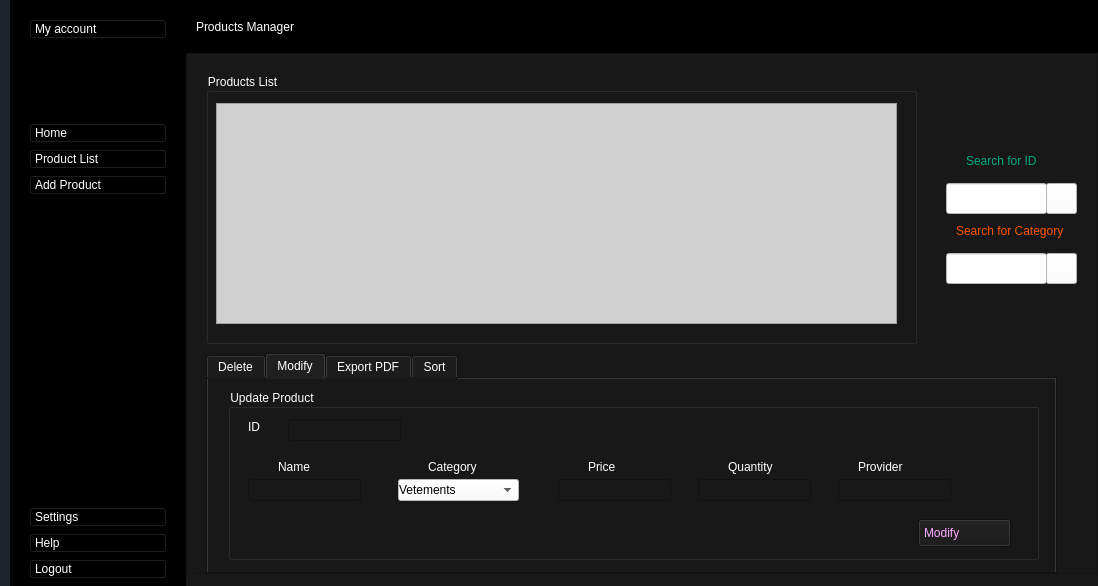
Above: mainwindow.ui from ons27/smart_printing_2A13 before the change. Below: the same form after it.
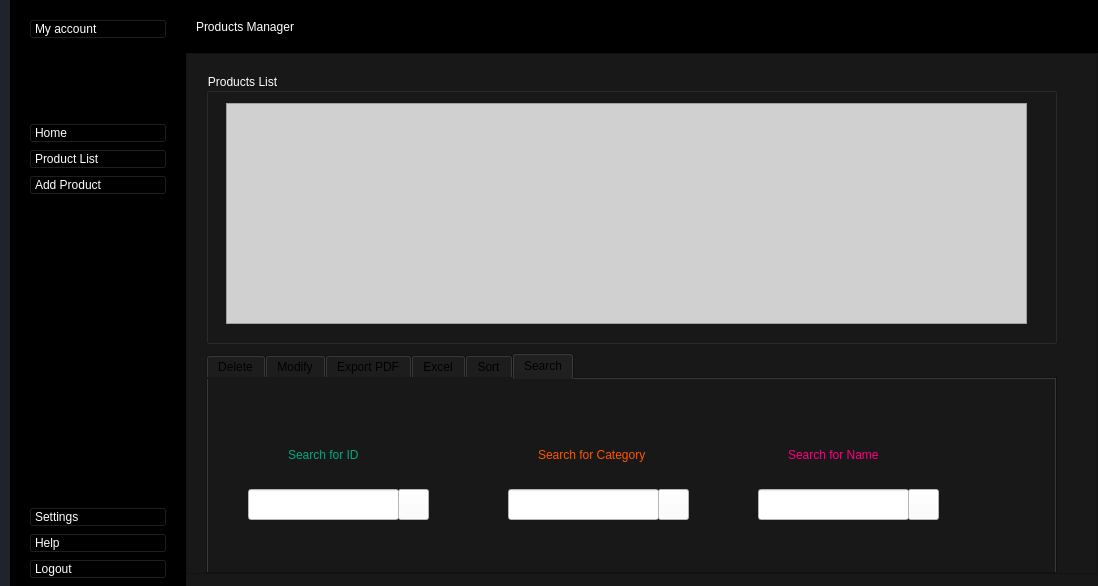
That is the form after the change. The open tabs and pages were chosen to show the change. Icons and pictures are not drawn. Custom widgets are drawn as their Qt base class.

```diff
--- a/mainwindow.ui
+++ b/mainwindow.ui
@@ -904,7 +904,7 @@
          <rect>
           <x>20</x>
           <y>20</y>
-          <width>711</width>
+          <width>851</width>
           <height>271</height>
          </rect>
         </property>
@@ -917,9 +917,9 @@
         <widget class="QTableView" name="table">
          <property name="geometry">
           <rect>
-           <x>10</x>
+           <x>20</x>
            <y>30</y>
-           <width>681</width>
+           <width>801</width>
            <height>221</height>
           </rect>
          </property>
@@ -932,20 +932,6 @@
          </property>
         </widget>
        </widget>
-       <widget class="QLineEdit" name="recherche2">
-        <property name="geometry">
-         <rect>
-          <x>760</x>
-          <y>200</y>
-          <width>101</width>
-          <height>31</height>
-         </rect>
-        </property>
-        <property name="styleSheet">
-         <string notr="true">background-color: rgb(255, 255, 255);
-color: rgb(0, 0, 0);</string>
-        </property>
-       </widget>
        <widget class="QTabWidget" name="tabWidget">
         <property name="geometry">
          <rect>
@@ -955,8 +941,11 @@
           <height>221</height>
          </rect>
         </property>
+        <property name="styleSheet">
+         <string notr="true">color: rgb(0, 0, 0);</string>
+        </property>
         <property name="currentIndex">
-         <number>1</number>
+         <number>5</number>
         </property>
         <widget class="QWidget" name="tab_3">
          <attribute name="title">
@@ -1036,6 +1025,7 @@
           </property>
           <property name="styleSheet">
            <string notr="true">font: 75 8pt &quot;MS Shell Dlg 2&quot;;
+color: rgb(255, 255, 255);
 font: 75 10pt &quot;MS Shell Dlg 2&quot;;</string>
           </property>
           <property name="title">
@@ -1259,6 +1249,40 @@
           </property>
          </widget>
         </widget>
+        <widget class="QWidget" name="tab_2">
+         <attribute name="title">
+          <string>Excel</string>
+         </attribute>
+         <widget class="QPushButton" name="Excel">
+          <property name="geometry">
+           <rect>
+            <x>330</x>
+            <y>60</y>
+            <width>121</width>
+            <height>51</height>
+           </rect>
+          </property>
+          <property name="toolTip">
+           <string>Pdf</string>
+          </property>
+          <property name="styleSheet">
+           <string notr="true">color: rgb(255, 255, 255);</string>
+          </property>
+          <property name="text">
+           <string>Excel</string>
+          </property>
+          <property name="icon">
+           <iconset>
+            <normaloff>icon/printer.svg</normaloff>icon/printer.svg</iconset>
+          </property>
+          <property name="iconSize">
+           <size>
+            <width>20</width>
+            <height>20</height>
+           </size>
+          </property>
+         </widget>
+        </widget>
         <widget class="QWidget" name="tab_5">
          <attribute name="title">
           <string>Sort</string>
@@ -1309,12 +1333,29 @@
           </property>
          </widget>
         </widget>
+        <widget class="QWidget" name="tab">
+         <attribute name="title">
+          <string>Search</string>
+         </attribute>
+         <widget class="QLineEdit" name="recherche">
+          <property name="geometry">
+           <rect>
+            <x>40</x>
+            <y>110</y>
+            <width>151</width>
+            <height>31</height>
+           </rect>
+          </property>
+          <property name="styleSheet">
+           <string notr="true">background-color: rgb(255, 255, 255);
+color: rgb(0, 0, 0);</string>
+          </property>
        </widget>
        <widget class="QPushButton" name="pushButton">
         <property name="geometry">
          <rect>
-          <x>860</x>
-          <y>130</y>
+            <x>190</x>
+            <y>110</y>
           <width>31</width>
           <height>31</height>
          </rect>
@@ -1337,11 +1378,25 @@
           <selectedon>icon/search.svg</selectedon>icon/search.svg</iconset>
         </property>
        </widget>
+         <widget class="QLineEdit" name="recherche2">
+          <property name="geometry">
+           <rect>
+            <x>300</x>
+            <y>110</y>
+            <width>151</width>
+            <height>31</height>
+           </rect>
+          </property>
+          <property name="styleSheet">
+           <string notr="true">background-color: rgb(255, 255, 255);
+color: rgb(0, 0, 0);</string>
+          </property>
+         </widget>
        <widget class="QPushButton" name="pushButton_5">
         <property name="geometry">
          <rect>
-          <x>860</x>
-          <y>200</y>
+            <x>450</x>
+            <y>110</y>
           <width>31</width>
           <height>31</height>
          </rect>
@@ -1364,29 +1419,13 @@
           <selectedon>icon/search.svg</selectedon>icon/search.svg</iconset>
         </property>
        </widget>
-       <widget class="QLabel" name="label_14">
-        <property name="geometry">
-         <rect>
-          <x>780</x>
-          <y>100</y>
-          <width>81</width>
-          <height>16</height>
-         </rect>
-        </property>
-        <property name="styleSheet">
-         <string notr="true">color: rgb(0, 170, 127);</string>
-        </property>
-        <property name="text">
-         <string>Search for ID</string>
-        </property>
-       </widget>
        <widget class="QLabel" name="label_15">
         <property name="geometry">
          <rect>
-          <x>770</x>
-          <y>170</y>
-          <width>121</width>
-          <height>16</height>
+            <x>330</x>
+            <y>60</y>
+            <width>131</width>
+            <height>31</height>
          </rect>
         </property>
         <property name="styleSheet">
@@ -1396,12 +1435,45 @@
          <string>Search for Category</string>
         </property>
        </widget>
-       <widget class="QLineEdit" name="recherche">
+         <widget class="QLabel" name="label_14">
         <property name="geometry">
          <rect>
-          <x>760</x>
-          <y>130</y>
-          <width>101</width>
+            <x>80</x>
+            <y>60</y>
+            <width>121</width>
+            <height>31</height>
+           </rect>
+          </property>
+          <property name="styleSheet">
+           <string notr="true">color: rgb(0, 170, 127);</string>
+          </property>
+          <property name="text">
+           <string>Search for ID</string>
+          </property>
+         </widget>
+         <widget class="QLabel" name="label_18">
+          <property name="geometry">
+           <rect>
+            <x>580</x>
+            <y>60</y>
+            <width>131</width>
+            <height>31</height>
+           </rect>
+          </property>
+          <property name="styleSheet">
+           <string notr="true">color: rgb(255, 85, 0);
+color: rgb(255, 0, 127);</string>
+          </property>
+          <property name="text">
+           <string>Search for Name</string>
+          </property>
+         </widget>
+         <widget class="QLineEdit" name="recherche3">
+          <property name="geometry">
+           <rect>
+            <x>550</x>
+            <y>110</y>
+            <width>151</width>
           <height>31</height>
          </rect>
         </property>
@@ -1409,6 +1481,35 @@
          <string notr="true">background-color: rgb(255, 255, 255);
 color: rgb(0, 0, 0);</string>
         </property>
+         </widget>
+         <widget class="QPushButton" name="pushButton_8">
+          <property name="geometry">
+           <rect>
+            <x>700</x>
+            <y>110</y>
+            <width>31</width>
+            <height>31</height>
+           </rect>
+          </property>
+          <property name="styleSheet">
+           <string notr="true">background-color:#fff;</string>
+          </property>
+          <property name="text">
+           <string/>
+          </property>
+          <property name="icon">
+           <iconset>
+            <normaloff>icon/search.svg</normaloff>
+            <normalon>icon/search.svg</normalon>
+            <disabledoff>icon/search.svg</disabledoff>
+            <disabledon>icon/search.svg</disabledon>
+            <activeoff>icon/search.svg</activeoff>
+            <activeon>icon/search.svg</activeon>
+            <selectedoff>icon/search.svg</selectedoff>
+            <selectedon>icon/search.svg</selectedon>icon/search.svg</iconset>
+          </property>
+         </widget>
+        </widget>
        </widget>
       </widget>
      </widget>
@@ -2637,6 +2738,14 @@
    </widget>
   </widget>
  </widget>
+ <customwidgets>
+  <customwidget>
+   <class>QCustomPlot</class>
+   <extends>QWidget</extends>
+   <header>qcustomplot.h</header>
+   <container>1</container>
+  </customwidget>
+ </customwidgets>
  <resources/>
  <connections/>
 </ui>
```
Left out of the diff: 144 changed lines with no effect on the pictures. Lines whose indentation alone changed are shown as unchanged.
